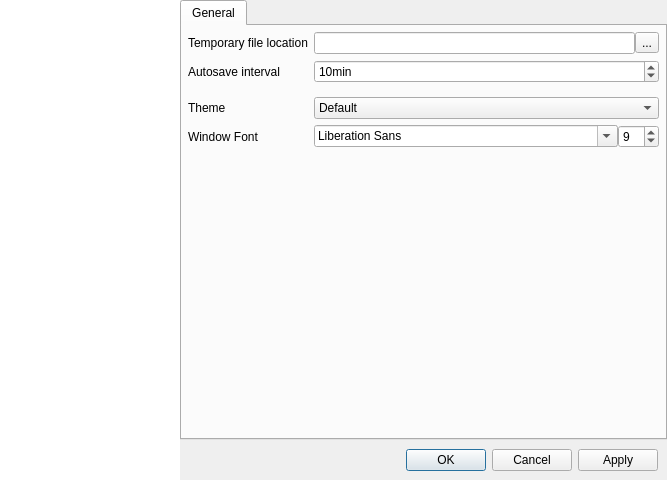
First picture: the form in src/ProfileEditor/settingdialog/settingdialog.ui, repository karakirimu/AutoBatchTools, before the edit.
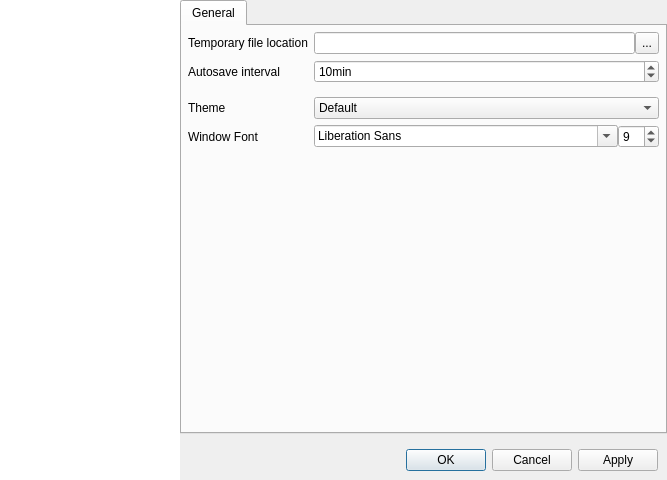
Second picture: the form after the edit. The open tabs and pages were chosen to show the change. Icons and pictures are not drawn. Custom widgets are drawn as their Qt base class.

The edit to the form file:
```diff
--- a/src/ProfileEditor/settingdialog/settingdialog.ui
+++ b/src/ProfileEditor/settingdialog/settingdialog.ui
@@ -70,63 +70,6 @@
    <item>
     <widget class="QWidget" name="hWid" native="true">
      <layout class="QVBoxLayout" name="verticalLayout">
-      <property name="spacing">
-       <number>0</number>
-      </property>
-      <property name="leftMargin">
-       <number>0</number>
-      </property>
-      <property name="topMargin">
-       <number>0</number>
-      </property>
-      <property name="rightMargin">
-       <number>0</number>
-      </property>
-      <property name="bottomMargin">
-       <number>0</number>
-      </property>
-      <item>
-       <widget class="QScrollArea" name="scrollArea">
-        <property name="sizePolicy">
-         <sizepolicy hsizetype="Expanding" vsizetype="Expanding">
-          <horstretch>0</horstretch>
-          <verstretch>0</verstretch>
-         </sizepolicy>
-        </property>
-        <property name="styleSheet">
-         <string notr="true"/>
-        </property>
-        <property name="frameShape">
-         <enum>QFrame::NoFrame</enum>
-        </property>
-        <property name="lineWidth">
-         <number>1</number>
-        </property>
-        <property name="widgetResizable">
-         <bool>true</bool>
-        </property>
-        <widget class="QWidget" name="scrollWidget">
-         <property name="geometry">
-          <rect>
-           <x>0</x>
-           <y>0</y>
-           <width>487</width>
-           <height>442</height>
-          </rect>
-         </property>
-         <property name="sizePolicy">
-          <sizepolicy hsizetype="Expanding" vsizetype="Expanding">
-           <horstretch>0</horstretch>
-           <verstretch>0</verstretch>
-          </sizepolicy>
-         </property>
-         <property name="styleSheet">
-          <string notr="true"/>
-         </property>
-         <layout class="QVBoxLayout" name="verticalLayout_2">
-          <property name="spacing">
-           <number>0</number>
-          </property>
           <property name="leftMargin">
            <number>0</number>
           </property>
@@ -148,7 +91,7 @@
              </sizepolicy>
             </property>
             <property name="currentIndex">
-             <number>3</number>
+         <number>2</number>
             </property>
             <widget class="QWidget" name="settinggeneral">
              <layout class="QVBoxLayout" name="verticalLayout_4">
@@ -322,7 +265,7 @@
                     <item row="0" column="4">
                      <widget class="QToolButton" name="openToolButton">
                       <property name="sizePolicy">
-                       <sizepolicy hsizetype="Fixed" vsizetype="Fixed">
+                   <sizepolicy hsizetype="Preferred" vsizetype="Preferred">
                         <horstretch>0</horstretch>
                         <verstretch>0</verstretch>
                        </sizepolicy>
@@ -635,10 +578,6 @@
             </widget>
            </widget>
           </item>
-         </layout>
-        </widget>
-       </widget>
-      </item>
       <item>
        <widget class="QFrame" name="frame_3">
         <property name="frameShape">
@@ -650,14 +589,27 @@
         <property name="lineWidth">
          <number>0</number>
         </property>
-        <layout class="QVBoxLayout" name="verticalLayout_3">
+        <layout class="QHBoxLayout" name="horizontalLayout">
          <property name="topMargin">
           <number>9</number>
          </property>
+         <item>
+          <spacer name="horizontalSpacer_2">
+           <property name="orientation">
+            <enum>Qt::Horizontal</enum>
+           </property>
+           <property name="sizeHint" stdset="0">
+            <size>
+             <width>40</width>
+             <height>20</height>
+            </size>
+           </property>
+          </spacer>
+         </item>
          <item>
           <widget class="QDialogButtonBox" name="buttonBox">
            <property name="sizePolicy">
-            <sizepolicy hsizetype="Preferred" vsizetype="Fixed">
+            <sizepolicy hsizetype="Fixed" vsizetype="Fixed">
              <horstretch>0</horstretch>
              <verstretch>0</verstretch>
             </sizepolicy>
```
Lines whose indentation alone changed are shown as unchanged.
